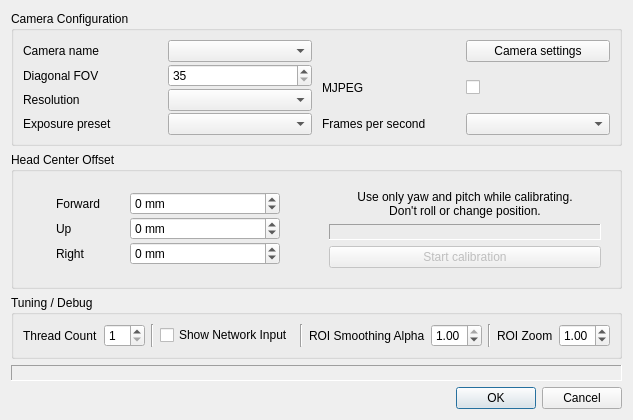
Old version of the form tracker-neuralnet/neuralnet-trackercontrols.ui in the repository opentrack/opentrack.
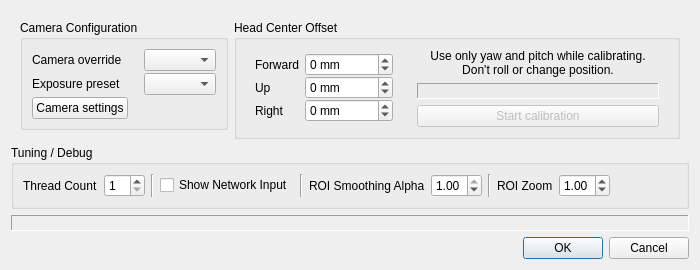
New version of the form.

Patch:
```diff
--- a/tracker-neuralnet/neuralnet-trackercontrols.ui
+++ b/tracker-neuralnet/neuralnet-trackercontrols.ui
@@ -9,233 +9,14 @@
    <rect>
     <x>0</x>
     <y>0</y>
-    <width>608</width>
-    <height>384</height>
+    <width>654</width>
+    <height>253</height>
    </rect>
   </property>
   <property name="windowTitle">
    <string>Tracker settings</string>
   </property>
   <layout class="QGridLayout" name="gridLayout">
-   <item row="2" column="0">
-    <widget class="QGroupBox" name="groupBox">
-     <property name="sizePolicy">
-      <sizepolicy hsizetype="Preferred" vsizetype="Preferred">
-       <horstretch>0</horstretch>
-       <verstretch>0</verstretch>
-      </sizepolicy>
-     </property>
-     <property name="autoFillBackground">
-      <bool>true</bool>
-     </property>
-     <property name="title">
-      <string>Camera Configuration</string>
-     </property>
-     <property name="flat">
-      <bool>false</bool>
-     </property>
-     <property name="checkable">
-      <bool>false</bool>
-     </property>
-     <layout class="QHBoxLayout" name="horizontalLayout">
-      <property name="spacing">
-       <number>10</number>
-      </property>
-      <property name="bottomMargin">
-       <number>8</number>
-      </property>
-      <item>
-       <layout class="QGridLayout" name="gridLayout_3">
-        <property name="sizeConstraint">
-         <enum>QLayout::SetDefaultConstraint</enum>
-        </property>
-        <property name="leftMargin">
-         <number>0</number>
-        </property>
-        <property name="topMargin">
-         <number>0</number>
-        </property>
-        <property name="rightMargin">
-         <number>0</number>
-        </property>
-        <property name="bottomMargin">
-         <number>0</number>
-        </property>
-        <property name="horizontalSpacing">
-         <number>0</number>
-        </property>
-        <property name="verticalSpacing">
-         <number>2</number>
-        </property>
-        <item row="0" column="0">
-         <widget class="QLabel" name="label_10">
-          <property name="text">
-           <string>Camera name</string>
-          </property>
-         </widget>
-        </item>
-        <item row="2" column="1">
-         <widget class="QComboBox" name="resolution">
-          <property name="sizePolicy">
-           <sizepolicy hsizetype="Preferred" vsizetype="Maximum">
-            <horstretch>0</horstretch>
-            <verstretch>0</verstretch>
-           </sizepolicy>
-          </property>
-          <property name="toolTip">
-           <string>The requested resolution for cases where the camera delivers maximum frame rate only for a particular resolution. The image may still be downscaled to the internal resolution.</string>
-          </property>
-         </widget>
-        </item>
-        <item row="0" column="1">
-         <widget class="QComboBox" name="cameraName">
-          <property name="sizePolicy">
-           <sizepolicy hsizetype="Preferred" vsizetype="Maximum">
-            <horstretch>0</horstretch>
-            <verstretch>0</verstretch>
-           </sizepolicy>
-          </property>
-         </widget>
-        </item>
-        <item row="1" column="1">
-         <widget class="QSpinBox" name="cameraFOV">
-          <property name="sizePolicy">
-           <sizepolicy hsizetype="Preferred" vsizetype="Preferred">
-            <horstretch>0</horstretch>
-            <verstretch>0</verstretch>
-           </sizepolicy>
-          </property>
-          <property name="toolTip">
-           <string>Field of view. Needed to transform the pose to world coordinates.</string>
-          </property>
-          <property name="locale">
-           <locale language="English" country="UnitedStates"/>
-          </property>
-          <property name="minimum">
-           <number>35</number>
-          </property>
-          <property name="maximum">
-           <number>90</number>
-          </property>
-         </widget>
-        </item>
-        <item row="1" column="0">
-         <widget class="QLabel" name="label_9">
-          <property name="text">
-           <string>Diagonal FOV</string>
-          </property>
-         </widget>
-        </item>
-        <item row="2" column="0">
-         <widget class="QLabel" name="resolution_label">
-          <property name="text">
-           <string>Resolution</string>
-          </property>
-         </widget>
-        </item>
-        <item row="3" column="0">
-         <widget class="QLabel" name="label">
-          <property name="text">
-           <string>Exposure preset</string>
-          </property>
-         </widget>
-        </item>
-        <item row="3" column="1">
-         <widget class="QComboBox" name="exposure_preset">
-          <property name="sizePolicy">
-           <sizepolicy hsizetype="Preferred" vsizetype="Maximum">
-            <horstretch>0</horstretch>
-            <verstretch>0</verstretch>
-           </sizepolicy>
-          </property>
-         </widget>
-        </item>
-       </layout>
-      </item>
-      <item>
-       <layout class="QGridLayout" name="gridLayout_6">
-        <property name="leftMargin">
-         <number>0</number>
-        </property>
-        <property name="topMargin">
-         <number>0</number>
-        </property>
-        <property name="rightMargin">
-         <number>0</number>
-        </property>
-        <property name="bottomMargin">
-         <number>0</number>
-        </property>
-        <property name="horizontalSpacing">
-         <number>0</number>
-        </property>
-        <property name="verticalSpacing">
-         <number>2</number>
-        </property>
-        <item row="4" column="1">
-         <widget class="QComboBox" name="cameraFPS">
-          <property name="sizePolicy">
-           <sizepolicy hsizetype="Preferred" vsizetype="Maximum">
-            <horstretch>0</horstretch>
-            <verstretch>0</verstretch>
-           </sizepolicy>
-          </property>
-          <property name="toolTip">
-           <string>Requested video frame rate. Actual setting may not be supported by the camera.</string>
-          </property>
-         </widget>
-        </item>
-        <item row="4" column="0">
-         <widget class="QLabel" name="label_12">
-          <property name="text">
-           <string>Frames per second</string>
-          </property>
-         </widget>
-        </item>
-        <item row="2" column="1">
-         <widget class="QCheckBox" name="use_mjpeg">
-          <property name="sizePolicy">
-           <sizepolicy hsizetype="Minimum" vsizetype="Preferred">
-            <horstretch>0</horstretch>
-            <verstretch>0</verstretch>
-           </sizepolicy>
-          </property>
-          <property name="minimumSize">
-           <size>
-            <width>0</width>
-            <height>0</height>
-           </size>
-          </property>
-          <property name="text">
-           <string/>
-          </property>
-         </widget>
-        </item>
-        <item row="2" column="0">
-         <widget class="QLabel" name="label_11">
-          <property name="text">
-           <string>MJPEG</string>
-          </property>
-         </widget>
-        </item>
-        <item row="0" column="1">
-         <widget class="QPushButton" name="camera_settings">
-          <property name="sizePolicy">
-           <sizepolicy hsizetype="Preferred" vsizetype="Maximum">
-            <horstretch>0</horstretch>
-            <verstretch>0</verstretch>
-           </sizepolicy>
-          </property>
-          <property name="text">
-           <string>Camera settings</string>
-          </property>
-         </widget>
-        </item>
-       </layout>
-      </item>
-     </layout>
-    </widget>
-   </item>
    <item row="5" column="0">
     <widget class="QGroupBox" name="tuningOptionsBox">
      <property name="sizePolicy">
@@ -257,8 +38,8 @@
       <string>Tuning / Debug</string>
      </property>
      <layout class="QGridLayout" name="gridLayout_2">
-      <item row="0" column="10">
-       <widget class="Line" name="line_2">
+      <item row="0" column="4">
+       <widget class="Line" name="line">
         <property name="orientation">
          <enum>Qt::Vertical</enum>
         </property>
@@ -277,13 +58,73 @@
         </property>
        </widget>
       </item>
-      <item row="0" column="4">
-       <widget class="Line" name="line">
+      <item row="0" column="2">
+       <widget class="Line" name="line_3">
         <property name="orientation">
          <enum>Qt::Vertical</enum>
         </property>
        </widget>
       </item>
+      <item row="0" column="12">
+       <widget class="QDoubleSpinBox" name="roiZoom">
+        <property name="toolTip">
+         <string>Zoom factor for the face region. Applied before the patch is fed into the pose estimation model. There is a sweet spot near 1.</string>
+        </property>
+        <property name="minimum">
+         <double>0.100000000000000</double>
+        </property>
+        <property name="maximum">
+         <double>2.000000000000000</double>
+        </property>
+        <property name="singleStep">
+         <double>0.010000000000000</double>
+        </property>
+        <property name="value">
+         <double>1.000000000000000</double>
+        </property>
+       </widget>
+      </item>
+      <item row="0" column="9">
+       <widget class="QDoubleSpinBox" name="roiFilterAlpha">
+        <property name="sizePolicy">
+         <sizepolicy hsizetype="Minimum" vsizetype="Fixed">
+          <horstretch>0</horstretch>
+          <verstretch>0</verstretch>
+         </sizepolicy>
+        </property>
+        <property name="maximumSize">
+         <size>
+          <width>150</width>
+          <height>16777215</height>
+         </size>
+        </property>
+        <property name="toolTip">
+         <string>Amount of smoothing of the face region coordinates. Can help stabilize the pose.</string>
+        </property>
+        <property name="wrapping">
+         <bool>false</bool>
+        </property>
+        <property name="decimals">
+         <number>2</number>
+        </property>
+        <property name="maximum">
+         <double>1.000000000000000</double>
+        </property>
+        <property name="singleStep">
+         <double>0.010000000000000</double>
+        </property>
+        <property name="value">
+         <double>1.000000000000000</double>
+        </property>
+       </widget>
+      </item>
+      <item row="0" column="11">
+       <widget class="QLabel" name="roiZoomLabel">
+        <property name="text">
+         <string>ROI Zoom</string>
+        </property>
+       </widget>
+      </item>
       <item row="0" column="8">
        <widget class="QLabel" name="roiFilterAlphaLabel">
         <property name="sizePolicy">
@@ -297,20 +138,6 @@
         </property>
        </widget>
       </item>
-      <item row="0" column="11">
-       <widget class="QLabel" name="roiZoomLabel">
-        <property name="text">
-         <string>ROI Zoom</string>
-        </property>
-       </widget>
-      </item>
-      <item row="0" column="2">
-       <widget class="Line" name="line_3">
-        <property name="orientation">
-         <enum>Qt::Vertical</enum>
-        </property>
-       </widget>
-      </item>
       <item row="0" column="3">
        <widget class="QCheckBox" name="showNetworkInput">
         <property name="sizePolicy">
@@ -327,37 +154,10 @@
         </property>
        </widget>
       </item>
-      <item row="0" column="9">
-       <widget class="QDoubleSpinBox" name="roiFilterAlpha">
-        <property name="sizePolicy">
-         <sizepolicy hsizetype="Minimum" vsizetype="Fixed">
-          <horstretch>0</horstretch>
-          <verstretch>0</verstretch>
-         </sizepolicy>
-        </property>
-        <property name="maximumSize">
-         <size>
-          <width>150</width>
-          <height>16777215</height>
-         </size>
-        </property>
-        <property name="toolTip">
-         <string>Amount of smoothing of the face region coordinates. Can help stabilize the pose.</string>
-        </property>
-        <property name="wrapping">
-         <bool>false</bool>
-        </property>
-        <property name="decimals">
-         <number>2</number>
-        </property>
-        <property name="maximum">
-         <double>1.000000000000000</double>
-        </property>
-        <property name="singleStep">
-         <double>0.010000000000000</double>
-        </property>
-        <property name="value">
-         <double>1.000000000000000</double>
+      <item row="0" column="10">
+       <widget class="Line" name="line_2">
+        <property name="orientation">
+         <enum>Qt::Vertical</enum>
         </property>
        </widget>
       </item>
@@ -368,25 +168,6 @@
         </property>
        </widget>
       </item>
-      <item row="0" column="12">
-       <widget class="QDoubleSpinBox" name="roiZoom">
-        <property name="toolTip">
-         <string>Zoom factor for the face region. Applied before the patch is fed into the pose estimation model. There is a sweet spot near 1.</string>
-        </property>
-        <property name="minimum">
-         <double>0.100000000000000</double>
-        </property>
-        <property name="maximum">
-         <double>2.000000000000000</double>
-        </property>
-        <property name="singleStep">
-         <double>0.010000000000000</double>
-        </property>
-        <property name="value">
-         <double>1.000000000000000</double>
-        </property>
-       </widget>
-      </item>
       <item row="0" column="13">
        <spacer name="horizontalSpacer">
         <property name="orientation">
@@ -403,7 +184,138 @@
      </layout>
     </widget>
    </item>
-   <item row="4" column="0">
+   <item row="10" column="0">
+    <widget class="QDialogButtonBox" name="buttonBox">
+     <property name="standardButtons">
+      <set>QDialogButtonBox::Cancel|QDialogButtonBox::Ok</set>
+     </property>
+    </widget>
+   </item>
+   <item row="8" column="0">
+    <widget class="QLabel" name="resolution_display">
+     <property name="autoFillBackground">
+      <bool>true</bool>
+     </property>
+     <property name="frameShape">
+      <enum>QFrame::Panel</enum>
+     </property>
+     <property name="frameShadow">
+      <enum>QFrame::Sunken</enum>
+     </property>
+     <property name="text">
+      <string notr="true"/>
+     </property>
+    </widget>
+   </item>
+   <item row="1" column="0">
+    <widget class="QWidget" name="widget" native="true">
+     <layout class="QHBoxLayout" name="horizontalLayout_2">
+      <property name="bottomMargin">
+       <number>0</number>
+      </property>
+      <item alignment="Qt::AlignTop">
+       <widget class="QGroupBox" name="groupBox">
+        <property name="sizePolicy">
+         <sizepolicy hsizetype="Maximum" vsizetype="Preferred">
+          <horstretch>0</horstretch>
+          <verstretch>0</verstretch>
+         </sizepolicy>
+        </property>
+        <property name="autoFillBackground">
+         <bool>true</bool>
+        </property>
+        <property name="title">
+         <string>Camera Configuration</string>
+        </property>
+        <property name="flat">
+         <bool>false</bool>
+        </property>
+        <property name="checkable">
+         <bool>false</bool>
+        </property>
+        <layout class="QHBoxLayout" name="horizontalLayout">
+         <property name="spacing">
+          <number>10</number>
+         </property>
+         <property name="bottomMargin">
+          <number>8</number>
+         </property>
+         <item>
+          <layout class="QGridLayout" name="gridLayout_3">
+           <property name="sizeConstraint">
+            <enum>QLayout::SetDefaultConstraint</enum>
+           </property>
+           <property name="leftMargin">
+            <number>0</number>
+           </property>
+           <property name="topMargin">
+            <number>0</number>
+           </property>
+           <property name="rightMargin">
+            <number>0</number>
+           </property>
+           <property name="bottomMargin">
+            <number>0</number>
+           </property>
+           <property name="horizontalSpacing">
+            <number>16</number>
+           </property>
+           <property name="verticalSpacing">
+            <number>2</number>
+           </property>
+           <item row="0" column="1">
+            <widget class="QComboBox" name="cameraName">
+             <property name="sizePolicy">
+              <sizepolicy hsizetype="Preferred" vsizetype="Maximum">
+               <horstretch>0</horstretch>
+               <verstretch>0</verstretch>
+              </sizepolicy>
+             </property>
+            </widget>
+           </item>
+           <item row="0" column="0">
+            <widget class="QLabel" name="label_10">
+             <property name="text">
+              <string>Camera override</string>
+             </property>
+            </widget>
+           </item>
+           <item row="1" column="1">
+            <widget class="QComboBox" name="exposure_preset">
+             <property name="sizePolicy">
+              <sizepolicy hsizetype="Preferred" vsizetype="Maximum">
+               <horstretch>0</horstretch>
+               <verstretch>0</verstretch>
+              </sizepolicy>
+             </property>
+            </widget>
+           </item>
+           <item row="1" column="0">
+            <widget class="QLabel" name="label">
+             <property name="text">
+              <string>Exposure preset</string>
+             </property>
+            </widget>
+           </item>
+           <item row="2" column="0">
+            <widget class="QPushButton" name="camera_settings">
+             <property name="sizePolicy">
+              <sizepolicy hsizetype="Maximum" vsizetype="Maximum">
+               <horstretch>0</horstretch>
+               <verstretch>0</verstretch>
+              </sizepolicy>
+             </property>
+             <property name="text">
+              <string>Camera settings</string>
+             </property>
+            </widget>
+           </item>
+          </layout>
+         </item>
+        </layout>
+       </widget>
+      </item>
+      <item alignment="Qt::AlignTop">
     <widget class="QGroupBox" name="groupBox_10">
      <property name="sizePolicy">
       <sizepolicy hsizetype="Preferred" vsizetype="Preferred">
@@ -418,10 +330,13 @@
       <string>Head Center Offset</string>
      </property>
      <layout class="QGridLayout" name="gridLayout_5">
+         <property name="bottomMargin">
+          <number>0</number>
+         </property>
       <item row="0" column="0">
        <widget class="QFrame" name="frame_4">
         <property name="sizePolicy">
-         <sizepolicy hsizetype="Preferred" vsizetype="Preferred">
+            <sizepolicy hsizetype="Preferred" vsizetype="Maximum">
           <horstretch>0</horstretch>
           <verstretch>0</verstretch>
          </sizepolicy>
@@ -442,6 +357,9 @@
          <property name="sizeConstraint">
           <enum>QLayout::SetDefaultConstraint</enum>
          </property>
+            <property name="topMargin">
+             <number>0</number>
+            </property>
          <property name="verticalSpacing">
           <number>0</number>
          </property>
@@ -547,7 +465,7 @@
       <item row="0" column="1">
        <widget class="QFrame" name="frame_5">
         <property name="sizePolicy">
-         <sizepolicy hsizetype="Preferred" vsizetype="Expanding">
+            <sizepolicy hsizetype="Preferred" vsizetype="Maximum">
           <horstretch>0</horstretch>
           <verstretch>0</verstretch>
          </sizepolicy>
@@ -565,8 +483,17 @@
          <enum>QFrame::Raised</enum>
         </property>
         <layout class="QVBoxLayout" name="verticalLayout_2">
+            <property name="topMargin">
+             <number>0</number>
+            </property>
          <item>
           <widget class="QLabel" name="label_59">
+              <property name="sizePolicy">
+               <sizepolicy hsizetype="Preferred" vsizetype="Maximum">
+                <horstretch>0</horstretch>
+                <verstretch>0</verstretch>
+               </sizepolicy>
+              </property>
            <property name="text">
             <string>Use only yaw and pitch while calibrating.
 Don't roll or change position.</string>
@@ -629,27 +556,7 @@
      </layout>
     </widget>
    </item>
-   <item row="10" column="0">
-    <widget class="QDialogButtonBox" name="buttonBox">
-     <property name="standardButtons">
-      <set>QDialogButtonBox::Cancel|QDialogButtonBox::Ok</set>
-     </property>
-    </widget>
-   </item>
-   <item row="8" column="0">
-    <widget class="QLabel" name="resolution_display">
-     <property name="autoFillBackground">
-      <bool>true</bool>
-     </property>
-     <property name="frameShape">
-      <enum>QFrame::Panel</enum>
-     </property>
-     <property name="frameShadow">
-      <enum>QFrame::Sunken</enum>
-     </property>
-     <property name="text">
-      <string notr="true"/>
-     </property>
+     </layout>
     </widget>
    </item>
    <item row="9" column="0">
```
Left out of the diff: 6 changed lines with no effect on the pictures. Lines whose indentation alone changed are shown as unchanged.
